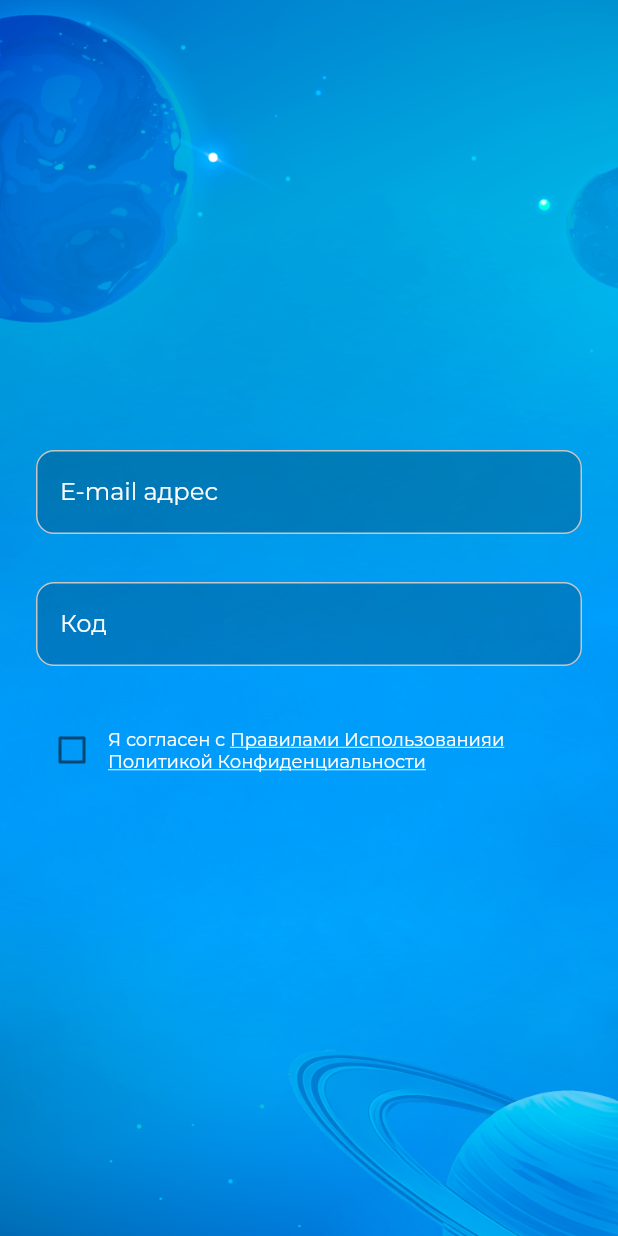
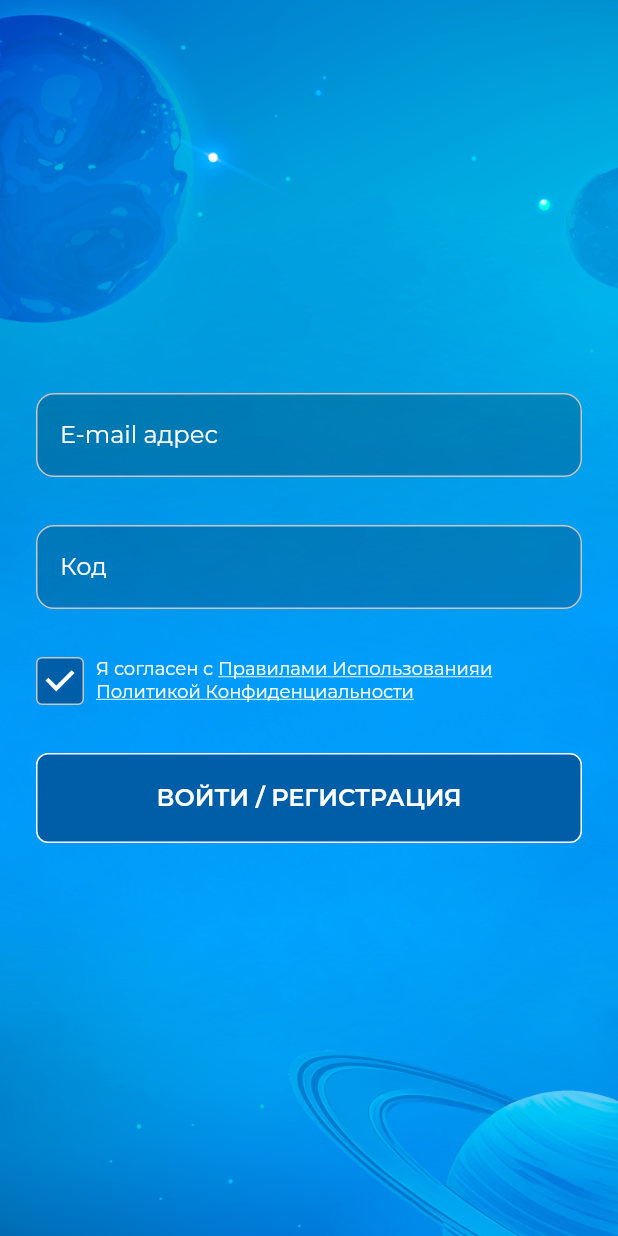
Before and after one commit to Nikolay-leukhin/GalaxyRuData, a Flutter app: the screen it shows after launch, on a phone screen of 412 x 824 dp. Run offline on Flutter 3.47's test engine with Material 2 defaults, Android fonts, the phone set to English and light mode, and no system bars; our stand-ins replace bloc, dio, flutter_bloc, flutter_dotenv, google_fonts, pretty_dio_logger and 2 more; accounts and stored records are empty.

Commit message:
ADDED: -Custom button -Custom TextField -Main widgets on auth screen

```diff
--- a/lib/feature/auth/ui/login_screen.dart
+++ b/lib/feature/auth/ui/login_screen.dart
@@ -1,5 +1,6 @@
 import 'package:flutter/material.dart';
 import 'package:galaxy_rudata/utils/utils.dart';
+import 'package:galaxy_rudata/widgets/buttons/custom_button.dart';
 import 'package:galaxy_rudata/widgets/text_fields/base_text_form_field.dart';
 
 class LoginScreen extends StatefulWidget {
@@ -46,8 +47,34 @@ class _LoginScreenState extends State<LoginScreen> {
                   height: 32,
                 ),
                 Row(
+                  crossAxisAlignment: CrossAxisAlignment.start,
+                  mainAxisAlignment: MainAxisAlignment.start,
                   children: [
-                    Checkbox(value: false, onChanged: (v) {}, ),
+                    Container(
+                      width: 32,
+                      height: 32,
+                      decoration: BoxDecoration(
+                        color: AppColors.blue,
+                        border: Border.all(width: 1, color: AppColors.silver),
+                        borderRadius: BorderRadius.circular(4),
+                      ),
+                      child: Transform.scale(
+                        scale: 25 / Checkbox.width,
+                        child: Checkbox(
+                          value: true,
+                          onChanged: (v) {},
+                          splashRadius: 0,
+                          fillColor: MaterialStateProperty.all(AppColors.blue),
+                          side: const BorderSide(
+                              width: 0, color: AppColors.silver),
+                          materialTapTargetSize:
+                              MaterialTapTargetSize.shrinkWrap,
+                        ),
+                      ),
+                    ),
+                    const SizedBox(
+                      width: 8,
+                    ),
                     Flexible(
                       child: RichText(
                           text: TextSpan(children: [
@@ -56,20 +83,31 @@ class _LoginScreenState extends State<LoginScreen> {
                             style: AppTypography.font12w400),
                         TextSpan(
                             text: "Правилами Использования",
-                            style: AppTypography.font12w400
-                                .copyWith(decoration: TextDecoration.underline)),
+                            style: AppTypography.font12w400.copyWith(
+                                decoration: TextDecoration.underline)),
                         TextSpan(
                             text: "и ",
-                            style: AppTypography.font12w400
-                                .copyWith(decoration: TextDecoration.underline)),
+                            style: AppTypography.font12w400.copyWith(
+                                decoration: TextDecoration.underline)),
                         TextSpan(
                             text: "Политикой Конфиденциальности ",
-                            style: AppTypography.font12w400
-                                .copyWith(decoration: TextDecoration.underline)),
+                            style: AppTypography.font12w400.copyWith(
+                                decoration: TextDecoration.underline)),
                       ])),
                     ),
                   ],
-                )
+                ),
+                const SizedBox(
+                  height: 32,
+                ),
+                CustomButton(
+                    content: Text(
+                      "Войти / Регистрация".toUpperCase(),
+                      style: AppTypography.font16w600
+                          .copyWith(color: Colors.white),
+                    ),
+                    onTap: () {},
+                    width: double.infinity)
               ],
             ),
           ),
--- a/lib/utils/colors.dart
+++ b/lib/utils/colors.dart
@@ -10,4 +10,5 @@ class AppColors {
 
 
   static const silver = Color(0xffC6C6C6);
+  static const blue = Color(0xff005ea8);
 }
--- a/lib/widgets/buttons/custom_button.dart
+++ b/lib/widgets/buttons/custom_button.dart
@@ -2,9 +2,10 @@ import 'package:flutter/material.dart';
 import 'package:galaxy_rudata/utils/utils.dart';
 
 class CustomButton extends StatefulWidget {
-  final String text;
+  final Widget content;
 
   final VoidCallback onTap;
+  final EdgeInsets padding;
 
   final double width;
   final double height;
@@ -17,13 +18,14 @@ class CustomButton extends StatefulWidget {
 
   const CustomButton(
       {super.key,
-      required this.text,
+      required this.content,
       required this.onTap,
       required this.width,
       this.isActive = true,
-      this.height = 55,
-      this.radius = 12,
-      this.color = AppColors.primary});
+      this.height = 60,
+        this.padding = EdgeInsets.zero,
+      this.radius = 16,
+      this.color = AppColors.blue});
 
   @override
   State<CustomButton> createState() => _CustomButtonState();
@@ -32,23 +34,23 @@ class CustomButton extends StatefulWidget {
 class _CustomButtonState extends State<CustomButton> {
   @override
   Widget build(BuildContext context) {
-    return Container(
-        width: widget.width,
-        height: widget.height,
-        decoration: ShapeDecoration(
-            shape: RoundedRectangleBorder(
-          side: BorderSide(
-              width: 0.50,
-              color: widget.isActive ? AppColors.primary : AppColors.disable),
-          borderRadius: BorderRadius.circular(widget.radius),
-        )),
-        child: TextButton(
-            onPressed: widget.isActive ? widget.onTap : () {},
-            style: TextButton.styleFrom(
-                backgroundColor:
-                    widget.isActive ? widget.color : AppColors.disableButton,
-                shape: RoundedRectangleBorder(
-                    borderRadius: BorderRadius.circular(widget.radius))),
-            child: Text(widget.text, style: AppTypography.font16w400)));
+    return Ink(
+      width: widget.width,
+      height: widget.height,
+      decoration: BoxDecoration(
+        color: widget.color,
+        borderRadius: BorderRadius.circular(8),
+        border: Border.all(width: 1, color: Colors.white)
+      ),
+      child: InkWell(
+        onTap: () {
+          widget.onTap();
+        },
+        child: Padding(
+          padding: widget.padding,
+          child: Center(child: widget.content),
+        ),
+      ),
+    );
   }
 }
```
